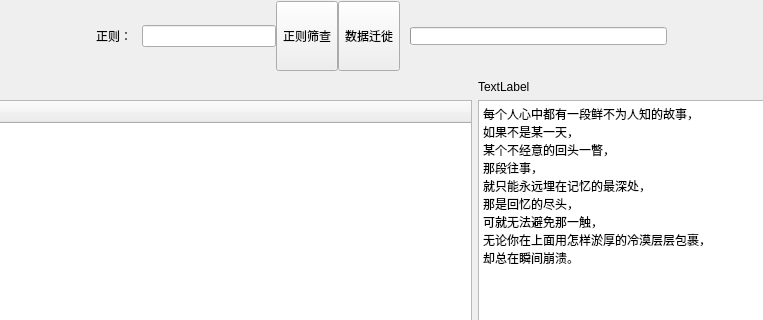
The window that demo/uidemo2.ui (jieche/QT_GUI) describes before a commit, drawn with Qt 5; both pictures show x 207 to 970 and y 0 to 320 of the 1263 by 800 pixel window.
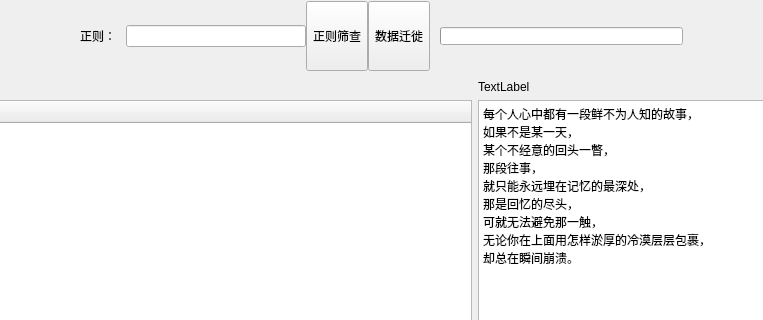
The same window after the commit. Icons and pictures are not drawn.

```diff
--- a/demo/uidemo2.ui
+++ b/demo/uidemo2.ui
@@ -206,7 +206,14 @@
           <number>0</number>
          </property>
          <item>
-          <widget class="QLineEdit" name="lineEdit"/>
+          <widget class="QLineEdit" name="lineEdit">
+           <property name="minimumSize">
+            <size>
+             <width>180</width>
+             <height>0</height>
+            </size>
+           </property>
+          </widget>
          </item>
          <item>
           <widget class="QToolButton" name="btn_search">
```
